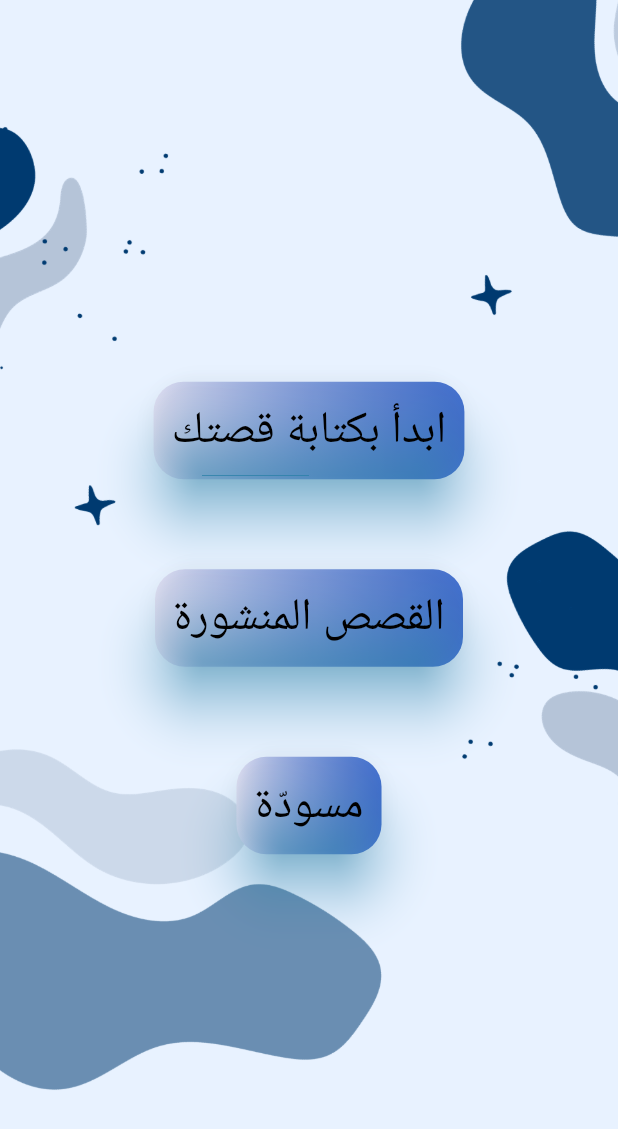
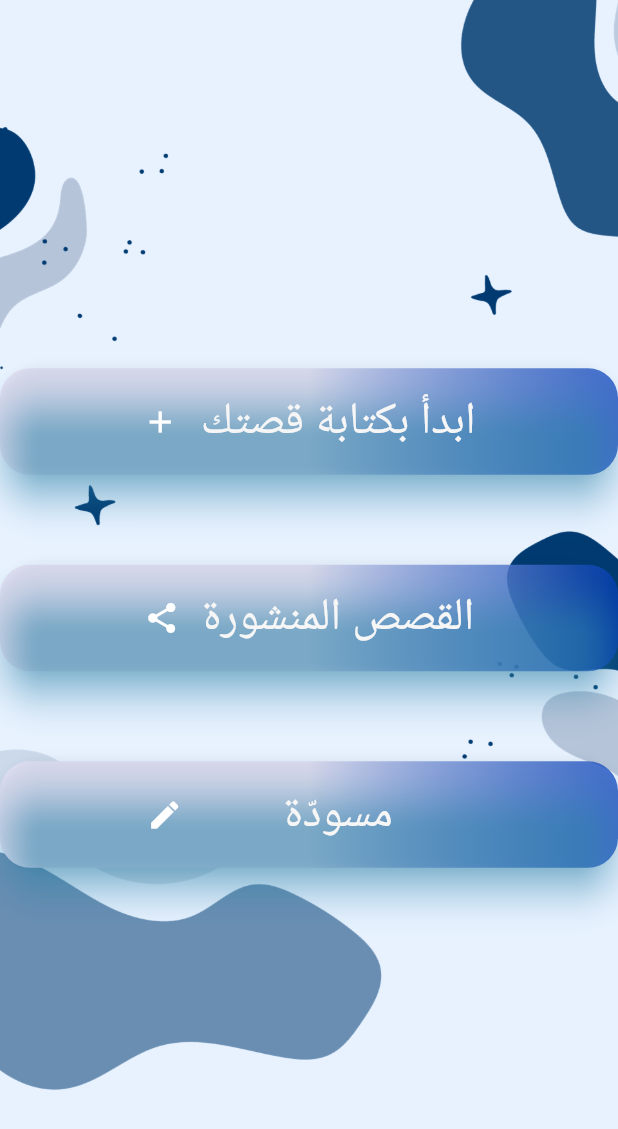
Before and after one commit to Lujain-M02/2023-GP1-6, a Flutter app: the MainPage screen opened directly, on a phone screen of 412 x 824 dp. Shown: the top 1129 px of the screen. Run offline on Flutter 3.47's test engine with Material 2 defaults, Android fonts, the phone set to English and light mode, and no system bars; our stand-ins replace animate_do, animated_text_kit, introduction_screen, lottie.

Commit message:
Icons added to buttons

```diff
--- a/your_story/lib/pages/welcome_page.dart
+++ b/your_story/lib/pages/welcome_page.dart
@@ -129,7 +129,7 @@ class MainPage extends StatelessWidget {
       ),*/
 
       body: Container(
-        decoration:const BoxDecoration(
+        decoration: const BoxDecoration(
           image: DecorationImage(
             image: AssetImage("assets/background1.png"),
             fit: BoxFit.cover,
@@ -140,6 +140,7 @@ class MainPage extends StatelessWidget {
             mainAxisAlignment: MainAxisAlignment.center,
             children: <Widget>[
               GradientButton(
+                iconData: Icons.add,
                 onPressed: () {
                   Navigator.of(context).pushReplacement(
                     MaterialPageRoute(builder: (_) => const CreateStory()),
@@ -149,13 +150,15 @@ class MainPage extends StatelessWidget {
               ),
               const SizedBox(height: 60),
               GradientButton(
+                iconData: Icons.share, //
                 onPressed: () {},
                 text: 'القصص المنشورة',
               ),
               const SizedBox(height: 60),
               GradientButton(
+                iconData: Icons.edit, //
                 onPressed: () {},
-                text: 'مسودّة',
+                text: '       مسودّة       ',
               ),
             ],
           ),
@@ -168,10 +171,12 @@ class MainPage extends StatelessWidget {
 class GradientButton extends StatelessWidget {
   final VoidCallback onPressed;
   final String text;
+  final IconData iconData; //
 
   GradientButton({
     required this.onPressed,
     required this.text,
+    required this.iconData, //
   });
 
   @override
@@ -183,7 +188,7 @@ class GradientButton extends StatelessWidget {
             Color.fromARGB(255, 224, 224, 243),
             Color.fromARGB(184, 4, 63, 190),
           ],
-          begin: Alignment.centerLeft,
+          begin: Alignment.center,
           end: Alignment.centerRight,
         ),
         borderRadius: BorderRadius.circular(20),
@@ -195,18 +200,26 @@ class GradientButton extends StatelessWidget {
                 .transparent, // Set the button background color to transparent
             onPrimary: Colors.white, // Text color
             shadowColor: Colors.lightBlueAccent, // Shadow color
-          elevation: 15, // Shadow elevation
+            elevation: 10, // Shadow elevation
             shape: RoundedRectangleBorder(
               borderRadius: BorderRadius.circular(30),
             ),
-          padding: const EdgeInsets.all(12),
-        ),
-        child: Text(
+            //padding: const EdgeInsets.all(5),
+            padding: EdgeInsets.all(15.0)),
+        child: Row(
+          mainAxisAlignment: MainAxisAlignment.center,
+          children: [
+            Icon(iconData, color: Colors.white), // Display the icon
+            SizedBox(width: 15),
+
+            Text(
               text,
               style: TextStyle(
                 fontSize: 30,
-            color: Color.fromARGB(255, 0, 0, 0),
+                color: Color.fromARGB(255, 247, 246, 246),
               ),
+            ),
+          ],
         ),
       ),
     );
```
Lines whose indentation alone changed are shown as unchanged.
